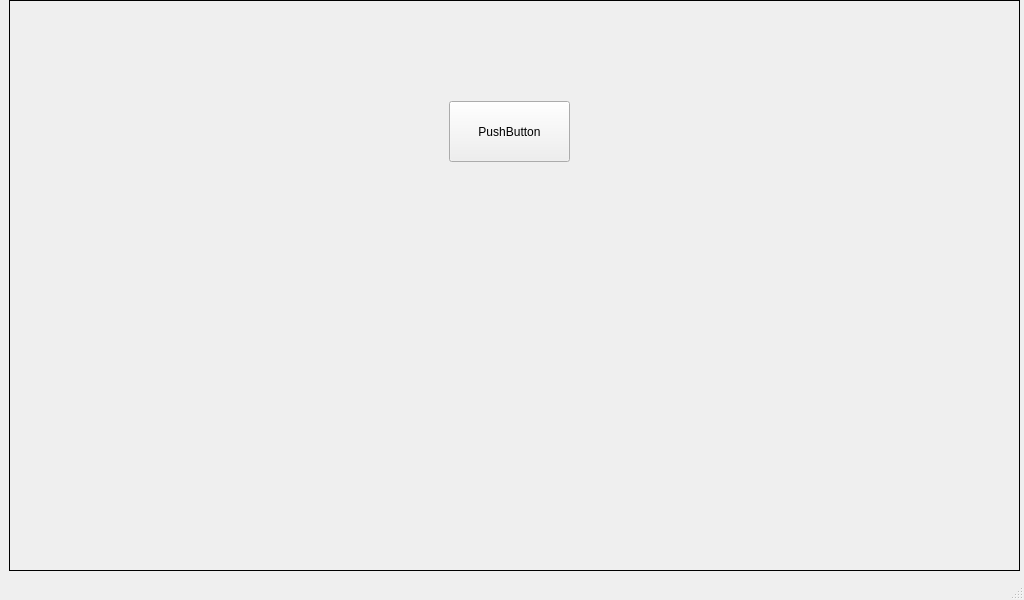
Before: the Qt Designer form mainwindow.ui in molautaro/interfazAGV, drawn with Qt 5.
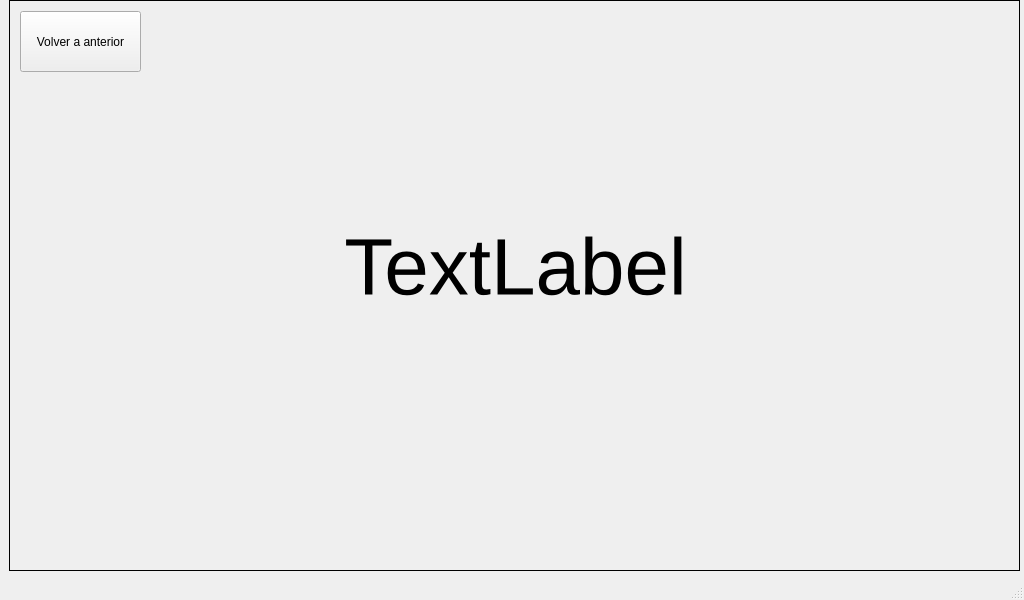
After: the same form once the commit is applied. The open tabs and pages were chosen to show the change.

Commit message: Diseño early pantalla, cambio de pag y pantalla de  viaje

Diff of the .ui file:
```diff
--- a/mainwindow.ui
+++ b/mainwindow.ui
@@ -220,14 +220,35 @@
      <widget class="QPushButton" name="pushButton">
       <property name="geometry">
        <rect>
-        <x>439</x>
-        <y>100</y>
+        <x>10</x>
+        <y>10</y>
         <width>121</width>
         <height>61</height>
        </rect>
       </property>
       <property name="text">
-       <string>PushButton</string>
+       <string>Volver a anterior</string>
+      </property>
+     </widget>
+     <widget class="QLabel" name="label_2">
+      <property name="geometry">
+       <rect>
+        <x>30</x>
+        <y>130</y>
+        <width>951</width>
+        <height>271</height>
+       </rect>
+      </property>
+      <property name="font">
+       <font>
+        <pointsize>60</pointsize>
+       </font>
+      </property>
+      <property name="text">
+       <string>TextLabel</string>
+      </property>
+      <property name="alignment">
+       <set>Qt::AlignCenter</set>
       </property>
      </widget>
     </widget>
```
Left out of the diff: 2 changed lines with no effect on the pictures. The commit also changes 2 other files.
